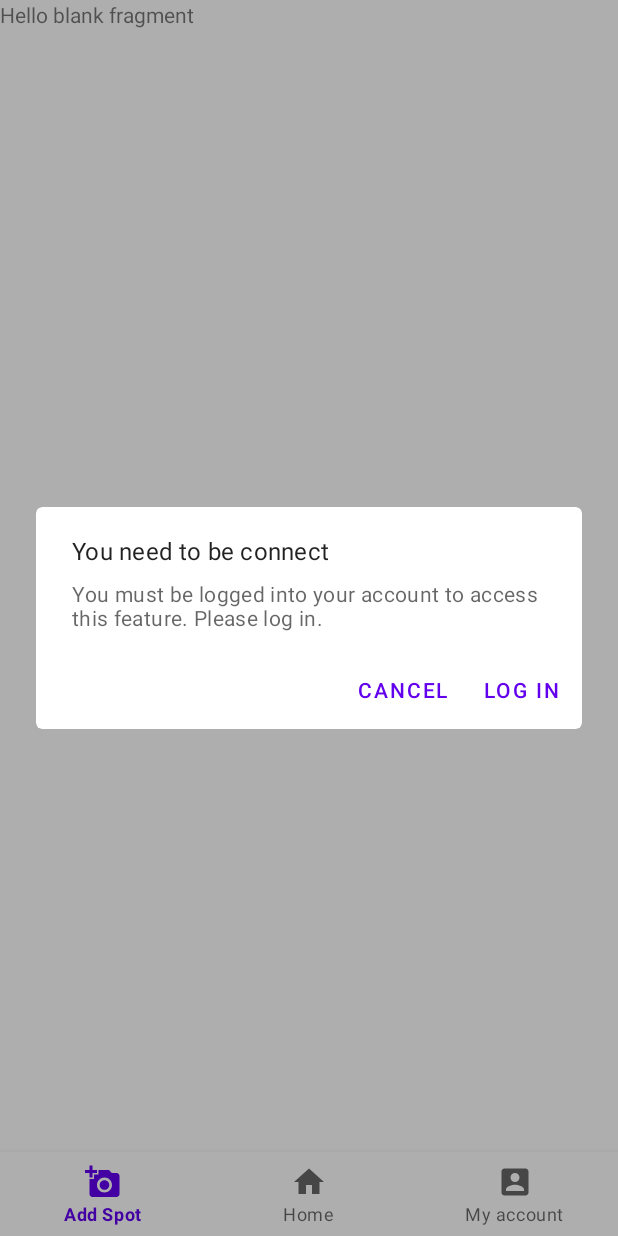
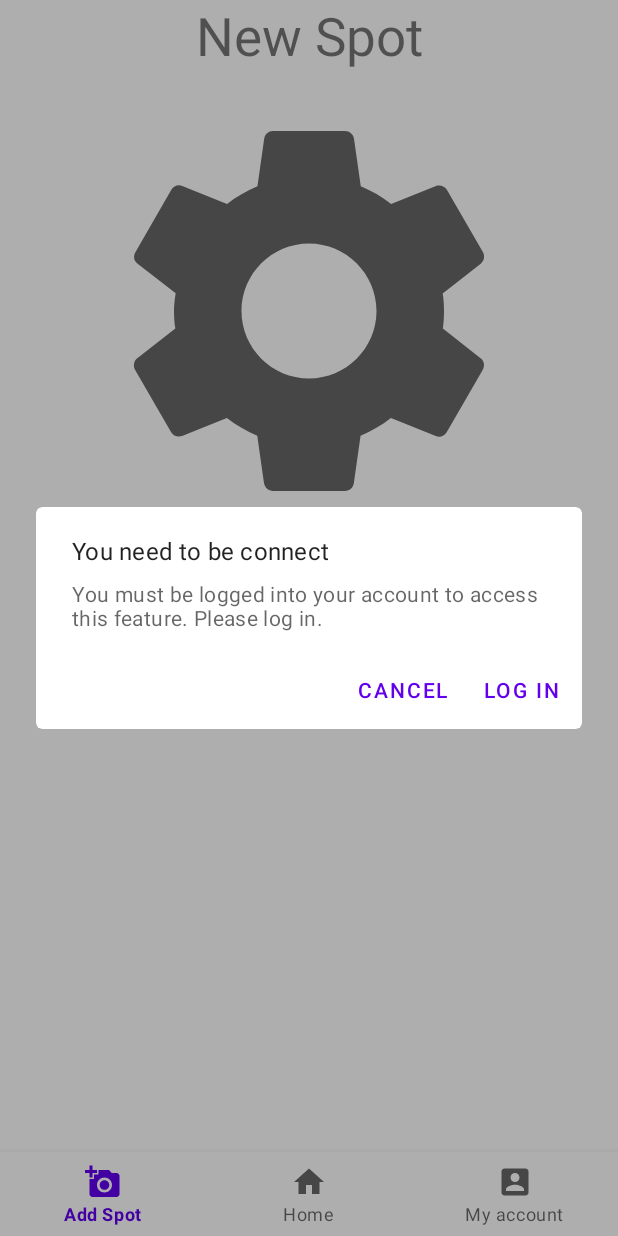
Before and after one commit to AdrienCastanie/GetMySpotClient, an Android app: the AddSpotFragment screen opened through its navigation route, on a phone screen of 412 x 824 dp. Run offline under Robolectric (Android 15) with nearby library versions, the phone set to English and light mode, and no system bars; our stand-ins replace navigation-ui; 1 statement that could not run was skipped.

Commit message:
Début de l'écran d'ajout d'un spot : sélection de l'image du spot depuis la galerie

```diff
--- a/app/src/main/res/layout/fragment_add_spot.xml
+++ b/app/src/main/res/layout/fragment_add_spot.xml
@@ -1,14 +1,42 @@
 <?xml version="1.0" encoding="utf-8"?>
-<FrameLayout xmlns:android="http://schemas.android.com/apk/res/android"
+<androidx.constraintlayout.widget.ConstraintLayout xmlns:android="http://schemas.android.com/apk/res/android"
     xmlns:tools="http://schemas.android.com/tools"
     android:layout_width="match_parent"
     android:layout_height="match_parent"
+    xmlns:app="http://schemas.android.com/apk/res-auto"
     tools:context=".view.main.fragments.AddSpotFragment">
 
-    <!-- TODO: Update blank fragment layout -->
     <TextView
+        android:id="@+id/txt_title_new_spot"
         android:layout_width="match_parent"
-        android:layout_height="match_parent"
-        android:text="@string/hello_blank_fragment" />
+        android:layout_height="wrap_content"
+        android:text="@string/new_spot"
+        android:gravity="center"
+        android:textSize="35sp"
+        app:layout_constraintTop_toTopOf="parent"
+        app:layout_constraintStart_toStartOf="parent"
+        app:layout_constraintEnd_toEndOf="parent"/>
 
-</FrameLayout>
+    <ImageView
+        android:id="@+id/image_spot"
+        android:layout_width="match_parent"
+        android:layout_height="300dp"
+        android:layout_marginTop="10dp"
+        app:layout_constraintStart_toStartOf="parent"
+        app:layout_constraintEnd_toEndOf="parent"
+        app:layout_constraintTop_toBottomOf="@id/txt_title_new_spot"
+        android:scaleType="fitCenter"
+        android:backgroundTint="@color/black"
+        android:src="@drawable/ic_baseline_settings_24"
+        />
+
+    <Button
+        android:id="@+id/btn_gallery"
+        android:layout_width="wrap_content"
+        android:layout_height="wrap_content"
+        android:text="@string/gallery"
+        app:layout_constraintTop_toBottomOf="@id/image_spot"
+        app:layout_constraintStart_toStartOf="parent"
+        app:layout_constraintEnd_toEndOf="parent"/>
+
+</androidx.constraintlayout.widget.ConstraintLayout>
--- a/app/src/main/res/values/strings.xml
+++ b/app/src/main/res/values/strings.xml
@@ -32,4 +32,6 @@
     <string name="success">Success</string>
     <string name="connection_error_title">Connection error</string>
     <string name="connection_error_message">Pseudo or password is invalide. Please check them and retry.</string>
+    <string name="new_spot">New Spot</string>
+    <string name="gallery">Gallery</string>
 </resources>
```
Also changed, not shown: app/src/main/java/com/eseo/getmyspot/view/main/fragments/AddSpotFragment.kt (+69 -3 lines).
